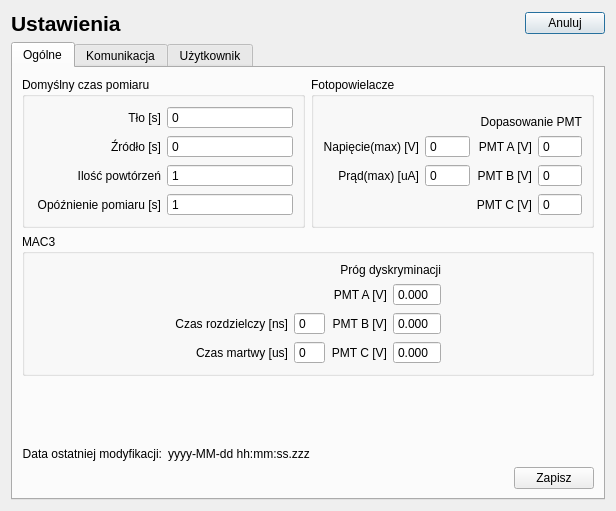
First picture: the form in UI/RecordTDK/settingsdialog.ui, repository ziemastz/SL, before the edit.
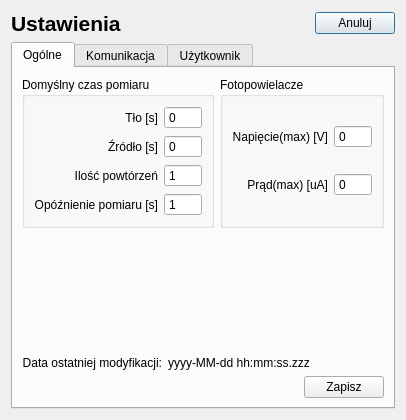
Second picture: the form after the edit.

```diff
--- a/UI/RecordTDK/settingsdialog.ui
+++ b/UI/RecordTDK/settingsdialog.ui
@@ -6,8 +6,8 @@
    <rect>
     <x>0</x>
     <y>0</y>
-    <width>616</width>
-    <height>511</height>
+    <width>366</width>
+    <height>401</height>
    </rect>
   </property>
   <property name="windowTitle">
@@ -165,7 +165,7 @@
           <string>Fotopowielacze</string>
          </property>
          <layout class="QGridLayout" name="gridLayout_3">
-          <item row="2" column="0">
+          <item row="1" column="0">
            <widget class="QLabel" name="label_5">
             <property name="text">
              <string>Prąd(max) [uA]</string>
@@ -176,19 +176,6 @@
            </widget>
           </item>
           <item row="1" column="1">
-           <widget class="QSpinBox" name="voltageMax_spinBox">
-            <property name="buttonSymbols">
-             <enum>QAbstractSpinBox::NoButtons</enum>
-            </property>
-            <property name="maximum">
-             <number>8000</number>
-            </property>
-            <property name="singleStep">
-             <number>60</number>
-            </property>
-           </widget>
-          </item>
-          <item row="2" column="1">
            <widget class="QSpinBox" name="amperMax_spinBox">
             <property name="buttonSymbols">
              <enum>QAbstractSpinBox::NoButtons</enum>
@@ -201,7 +188,20 @@
             </property>
            </widget>
           </item>
-          <item row="1" column="0">
+          <item row="0" column="1">
+           <widget class="QSpinBox" name="voltageMax_spinBox">
+            <property name="buttonSymbols">
+             <enum>QAbstractSpinBox::NoButtons</enum>
+            </property>
+            <property name="maximum">
+             <number>8000</number>
+            </property>
+            <property name="singleStep">
+             <number>60</number>
+            </property>
+           </widget>
+          </item>
+          <item row="0" column="0">
            <widget class="QLabel" name="label_4">
             <property name="text">
              <string>Napięcie(max) [V]</string>
@@ -211,247 +211,10 @@
             </property>
            </widget>
           </item>
-          <item row="0" column="2" colspan="2">
-           <widget class="QLabel" name="label_7">
-            <property name="text">
-             <string>Dopasowanie PMT</string>
-            </property>
-            <property name="alignment">
-             <set>Qt::AlignBottom|Qt::AlignRight|Qt::AlignTrailing</set>
-            </property>
-           </widget>
-          </item>
-          <item row="1" column="2">
-           <widget class="QLabel" name="label_6">
-            <property name="text">
-             <string>PMT A [V]</string>
-            </property>
-            <property name="alignment">
-             <set>Qt::AlignRight|Qt::AlignTrailing|Qt::AlignVCenter</set>
-            </property>
-           </widget>
-          </item>
-          <item row="1" column="3">
-           <widget class="QSpinBox" name="voltageShiftA_spinBox">
-            <property name="buttonSymbols">
-             <enum>QAbstractSpinBox::NoButtons</enum>
-            </property>
-            <property name="maximum">
-             <number>8000</number>
-            </property>
-            <property name="singleStep">
-             <number>60</number>
-            </property>
-           </widget>
-          </item>
-          <item row="2" column="2">
-           <widget class="QLabel" name="label_8">
-            <property name="text">
-             <string>PMT B [V]</string>
-            </property>
-            <property name="alignment">
-             <set>Qt::AlignRight|Qt::AlignTrailing|Qt::AlignVCenter</set>
-            </property>
-           </widget>
-          </item>
-          <item row="5" column="2">
-           <widget class="QLabel" name="label_9">
-            <property name="text">
-             <string>PMT C [V]</string>
-            </property>
-            <property name="alignment">
-             <set>Qt::AlignRight|Qt::AlignTrailing|Qt::AlignVCenter</set>
-            </property>
-           </widget>
-          </item>
-          <item row="2" column="3">
-           <widget class="QSpinBox" name="voltageShiftB_spinBox">
-            <property name="buttonSymbols">
-             <enum>QAbstractSpinBox::NoButtons</enum>
-            </property>
-            <property name="maximum">
-             <number>8000</number>
-            </property>
-            <property name="singleStep">
-             <number>60</number>
-            </property>
-           </widget>
-          </item>
-          <item row="5" column="3">
-           <widget class="QSpinBox" name="voltageShiftC_spinBox">
-            <property name="buttonSymbols">
-             <enum>QAbstractSpinBox::NoButtons</enum>
-            </property>
-            <property name="maximum">
-             <number>8000</number>
-            </property>
-            <property name="singleStep">
-             <number>60</number>
-            </property>
-           </widget>
-          </item>
-         </layout>
-        </widget>
-       </item>
-       <item row="1" column="0" colspan="2">
-        <widget class="QGroupBox" name="groupBox_7">
-         <property name="title">
-          <string>MAC3</string>
-         </property>
-         <layout class="QGridLayout" name="gridLayout">
-          <item row="2" column="1">
-           <widget class="QLabel" name="label_26">
-            <property name="text">
-             <string>Czas rozdzielczy [ns]</string>
-            </property>
-            <property name="alignment">
-             <set>Qt::AlignRight|Qt::AlignTrailing|Qt::AlignVCenter</set>
-            </property>
-           </widget>
-          </item>
-          <item row="2" column="4">
-           <widget class="QDoubleSpinBox" name="thrB_doubleSpinBox">
-            <property name="buttonSymbols">
-             <enum>QAbstractSpinBox::NoButtons</enum>
-            </property>
-            <property name="decimals">
-             <number>3</number>
-            </property>
-           </widget>
-          </item>
-          <item row="3" column="1">
-           <widget class="QLabel" name="label_27">
-            <property name="text">
-             <string>Czas martwy [us]</string>
-            </property>
-            <property name="alignment">
-             <set>Qt::AlignRight|Qt::AlignTrailing|Qt::AlignVCenter</set>
-            </property>
-           </widget>
-          </item>
-          <item row="2" column="2">
-           <widget class="QSpinBox" name="resolvingTime_spinBox">
-            <property name="buttonSymbols">
-             <enum>QAbstractSpinBox::NoButtons</enum>
-            </property>
-            <property name="maximum">
-             <number>999</number>
-            </property>
-           </widget>
-          </item>
-          <item row="3" column="3">
-           <widget class="QLabel" name="label_31">
-            <property name="text">
-             <string>PMT C [V]</string>
-            </property>
-            <property name="alignment">
-             <set>Qt::AlignRight|Qt::AlignTrailing|Qt::AlignVCenter</set>
-            </property>
-           </widget>
-          </item>
-          <item row="1" column="3">
-           <widget class="QLabel" name="label_29">
-            <property name="text">
-             <string>PMT A [V]</string>
-            </property>
-            <property name="alignment">
-             <set>Qt::AlignRight|Qt::AlignTrailing|Qt::AlignVCenter</set>
-            </property>
-           </widget>
-          </item>
-          <item row="2" column="3">
-           <widget class="QLabel" name="label_30">
-            <property name="text">
-             <string>PMT B [V]</string>
-            </property>
-            <property name="alignment">
-             <set>Qt::AlignRight|Qt::AlignTrailing|Qt::AlignVCenter</set>
-            </property>
-           </widget>
-          </item>
-          <item row="3" column="2">
-           <widget class="QSpinBox" name="deadTime_spinBox">
-            <property name="buttonSymbols">
-             <enum>QAbstractSpinBox::NoButtons</enum>
-            </property>
-            <property name="maximum">
-             <number>999</number>
-            </property>
-           </widget>
-          </item>
-          <item row="3" column="4">
-           <widget class="QDoubleSpinBox" name="thrC_doubleSpinBox">
-            <property name="buttonSymbols">
-             <enum>QAbstractSpinBox::NoButtons</enum>
-            </property>
-            <property name="decimals">
-             <number>3</number>
-            </property>
-           </widget>
-          </item>
-          <item row="1" column="5">
-           <spacer name="horizontalSpacer_10">
-            <property name="orientation">
-             <enum>Qt::Horizontal</enum>
-            </property>
-            <property name="sizeHint" stdset="0">
-             <size>
-              <width>40</width>
-              <height>20</height>
-             </size>
-            </property>
-           </spacer>
-          </item>
-          <item row="0" column="3" colspan="2">
-           <widget class="QLabel" name="label_28">
-            <property name="text">
-             <string>Próg dyskryminacji</string>
-            </property>
-            <property name="alignment">
-             <set>Qt::AlignRight|Qt::AlignTrailing|Qt::AlignVCenter</set>
-            </property>
-           </widget>
-          </item>
-          <item row="1" column="4">
-           <widget class="QDoubleSpinBox" name="thrA_doubleSpinBox">
-            <property name="buttonSymbols">
-             <enum>QAbstractSpinBox::NoButtons</enum>
-            </property>
-            <property name="decimals">
-             <number>3</number>
-            </property>
-           </widget>
-          </item>
-          <item row="2" column="0">
-           <spacer name="horizontalSpacer_11">
-            <property name="orientation">
-             <enum>Qt::Horizontal</enum>
-            </property>
-            <property name="sizeHint" stdset="0">
-             <size>
-              <width>40</width>
-              <height>20</height>
-             </size>
-            </property>
-           </spacer>
-          </item>
          </layout>
         </widget>
        </item>
        <item row="2" column="0" colspan="2">
-        <spacer name="verticalSpacer">
-         <property name="orientation">
-          <enum>Qt::Vertical</enum>
-         </property>
-         <property name="sizeHint" stdset="0">
-          <size>
-           <width>20</width>
-           <height>40</height>
-          </size>
-         </property>
-        </spacer>
-       </item>
-       <item row="3" column="0" colspan="2">
         <layout class="QGridLayout" name="gridLayout_12">
          <item row="0" column="1">
           <widget class="QLabel" name="lastModificationDateTimeGeneral_label">
@@ -484,7 +247,20 @@
          </item>
         </layout>
        </item>
-       <item row="4" column="0" colspan="2">
+       <item row="1" column="0" colspan="2">
+        <spacer name="verticalSpacer">
+         <property name="orientation">
+          <enum>Qt::Vertical</enum>
+         </property>
+         <property name="sizeHint" stdset="0">
+          <size>
+           <width>20</width>
+           <height>40</height>
+          </size>
+         </property>
+        </spacer>
+       </item>
+       <item row="3" column="0" colspan="2">
         <layout class="QHBoxLayout" name="horizontalLayout">
          <item>
           <spacer name="horizontalSpacer">
```
Left out of the diff: 8 changed lines with no effect on the pictures.
